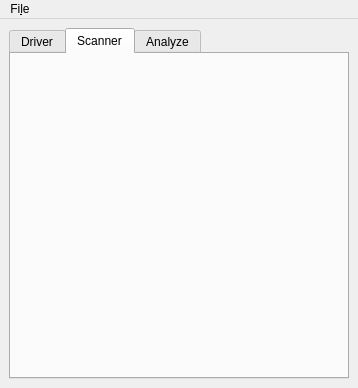
Before: the Qt Designer form MainWindow.ui in JosephEoff/Grote, drawn with Qt 5.
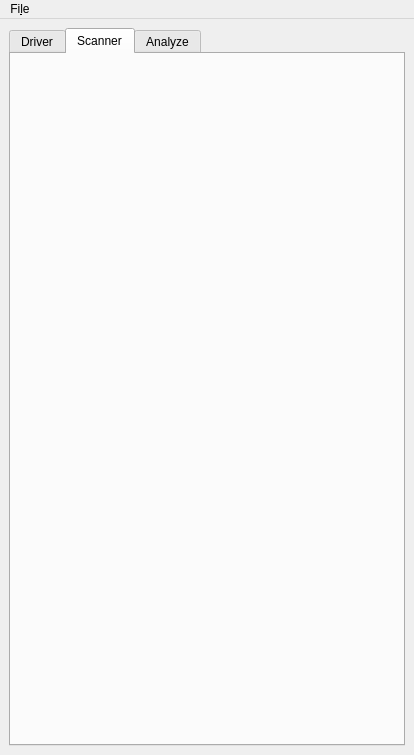
After: the same form once the commit is applied. Icons and pictures are not drawn. Custom widgets are drawn as their Qt base class.

```diff
--- a/MainWindow.ui
+++ b/MainWindow.ui
@@ -6,8 +6,8 @@
    <rect>
     <x>0</x>
     <y>0</y>
-    <width>358</width>
-    <height>388</height>
+    <width>414</width>
+    <height>755</height>
    </rect>
   </property>
   <property name="windowTitle">
@@ -98,10 +98,7 @@
          <layout class="QGridLayout" name="gridLayout">
           <item row="0" column="0">
            <layout class="QHBoxLayout" name="horizontalLayout_3">
-            <property name="sizeConstraint">
-             <enum>QLayout::SetNoConstraint</enum>
-            </property>
-            <item>
+            <item alignment="Qt::AlignLeft|Qt::AlignTop">
              <widget class="Scanner_Selector" name="scanner" native="true">
               <property name="sizePolicy">
                <sizepolicy hsizetype="MinimumExpanding" vsizetype="MinimumExpanding">
@@ -113,32 +110,6 @@
             </item>
            </layout>
           </item>
-          <item row="1" column="0">
-           <spacer name="verticalSpacer">
-            <property name="orientation">
-             <enum>Qt::Vertical</enum>
-            </property>
-            <property name="sizeHint" stdset="0">
-             <size>
-              <width>20</width>
-              <height>40</height>
-             </size>
-            </property>
-           </spacer>
-          </item>
-          <item row="0" column="1">
-           <spacer name="horizontalSpacer">
-            <property name="orientation">
-             <enum>Qt::Horizontal</enum>
-            </property>
-            <property name="sizeHint" stdset="0">
-             <size>
-              <width>40</width>
-              <height>20</height>
-             </size>
-            </property>
-           </spacer>
-          </item>
          </layout>
         </widget>
         <widget class="QWidget" name="Tab_Analyze">
@@ -172,7 +143,7 @@
     <rect>
      <x>0</x>
      <y>0</y>
-     <width>358</width>
+     <width>414</width>
      <height>30</height>
     </rect>
    </property>
```
Left out of the diff: 2 changed lines with no effect on the pictures.
